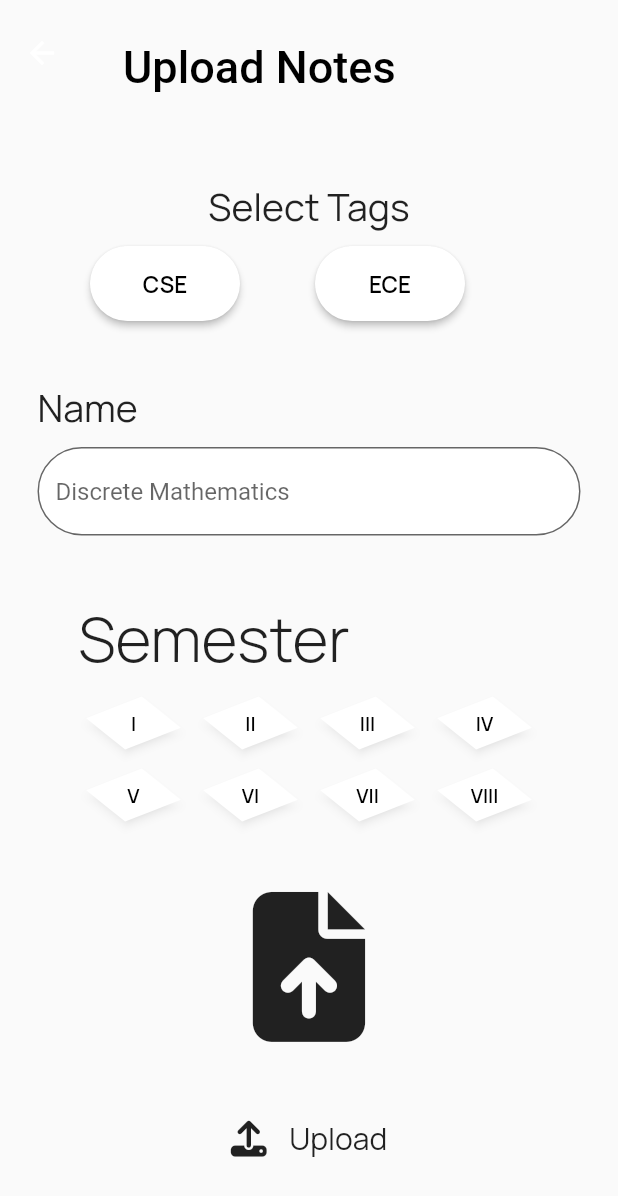
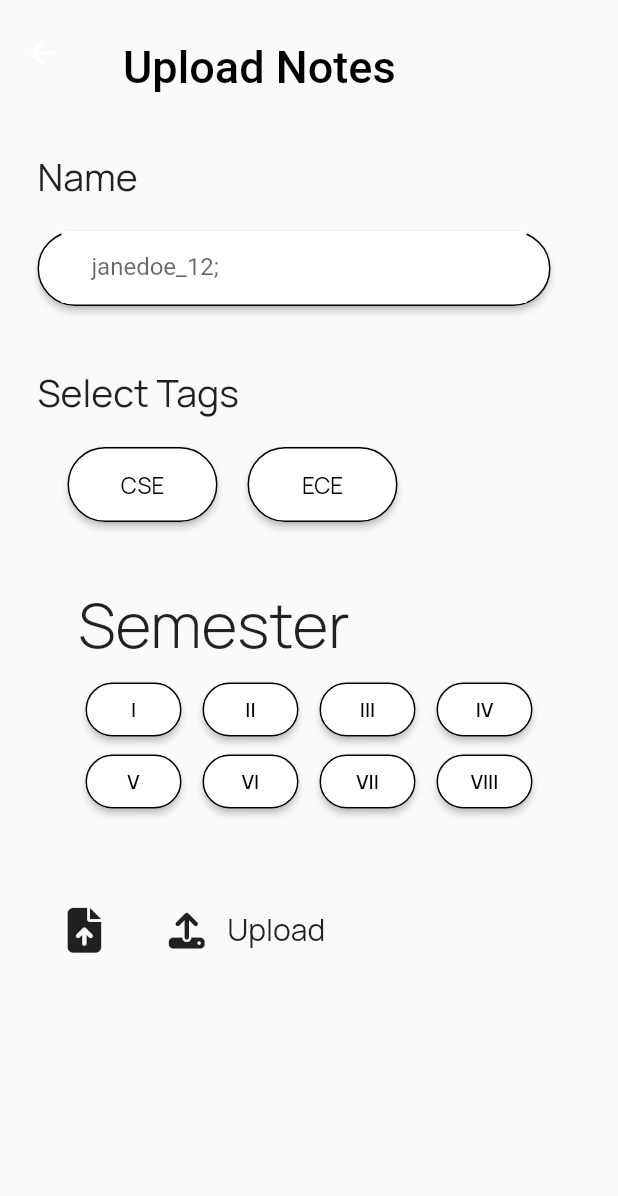
Before and after one commit to The-NoteX/NoteX-deprecated, a Flutter app: the UploadNotes screen opened directly, on a phone screen of 412 x 824 dp. Shown: the top 1196 px of the screen. Run offline on Flutter 3.47's test engine with Material 2 defaults, Android fonts, the phone set to English and light mode, and no system bars; our stand-ins replace cloud_firestore, confetti, file_picker, firebase_core, firebase_storage, flutter_slidable and 4 more; missing offline and left inert: auth0_flutter, read_pdf_text; accounts and stored records are empty.

Commit message:
feat: upload notes ui improvements

```diff
--- a/lib/notes/upload_notes.dart
+++ b/lib/notes/upload_notes.dart
@@ -56,26 +56,23 @@ class _UploadNotesState extends State<UploadNotes> {
     List<Widget> tagsButton = List.generate(
       tags.length,
       (index) {
-        return Padding(
-          padding: const EdgeInsets.only(top: 10, right: 15, left: 15),
-          child: ElevatedButton(
+        return ElevatedButton(
           onPressed: () {
             onButtonPressed(tags[index]);
           },
           style: ElevatedButton.styleFrom(
             fixedSize: const Size(100, 50),
-              shape: const StadiumBorder(),
-              foregroundColor:
-                  _tag == tags[index] ? Colors.white : Colors.black,
-              backgroundColor:
-                  _tag == tags[index] ? Colors.black : Colors.white,
+            shape: RoundedRectangleBorder(
+                borderRadius: BorderRadius.circular(30),
+                side: const BorderSide(width: 1)),
+            foregroundColor: _tag == tags[index] ? Colors.white : Colors.black,
+            backgroundColor: _tag == tags[index] ? Colors.black : Colors.white,
           ),
           child: Text(
             tags[index],
             style: GoogleFonts.manrope(
-                fontWeight: FontWeight.w600,
+              fontWeight: FontWeight.w400,
               fontSize: _tag == tags[index] ? 20 : 15,
-              ),
             ),
           ),
         );
@@ -103,8 +100,9 @@ class _UploadNotesState extends State<UploadNotes> {
               onButtonPressed1(index + 1);
             },
             style: ElevatedButton.styleFrom(
-              shape:
-                  const StarBorder.polygon(sides: 4, squash: 1, rotation: 100),
+              shape: RoundedRectangleBorder(
+                  borderRadius: BorderRadius.circular(30),
+                  side: const BorderSide(width: 1)),
               foregroundColor: _sem == index + 1 ? Colors.white : Colors.black,
               backgroundColor: _sem == index + 1 ? Colors.black : Colors.white,
             ),
@@ -139,24 +137,10 @@ class _UploadNotesState extends State<UploadNotes> {
         toolbarHeight: 70,
       ),
       body: Padding(
-        padding: const EdgeInsets.only(top: 50, left: 25, right: 25),
+        padding: const EdgeInsets.only(top: 30, left: 25, right: 25),
         child: ListView(
           children: [
             // tag
-
-            Center(
-              child: Text(
-                "Select Tags",
-                style: GoogleFonts.manrope(fontSize: 25),
-              ),
-            ),
-            Padding(
-              padding: const EdgeInsets.symmetric(horizontal: 20),
-              child: Wrap(spacing: 20, children: tagsButton),
-            ),
-            const SizedBox(height: 40),
-
-            // subject
 
             Text(
               "Name",
@@ -168,25 +152,71 @@ class _UploadNotesState extends State<UploadNotes> {
             ),
             const SizedBox(height: 10),
 
-            TextFormField(
+            // TextFormField(
+            //   controller: _subject,
+            //   keyboardType: TextInputType.text,
+            //   textAlign: TextAlign.justify,
+            //   scrollPhysics: const BouncingScrollPhysics(),
+            //   style: const TextStyle(color: Colors.black),
+            //   decoration: InputDecoration(
+            //     constraints: const BoxConstraints(
+            //       minHeight: 50,
+            //       maxHeight: 100,
+            //     ),
+            //     fillColor: Colors.white,
+            //     filled: true,
+            //     border: OutlineInputBorder(
+            //         borderRadius: BorderRadius.circular(100)),
+            //     hintText: "Discrete Mathematics ",
+            //     labelStyle: const TextStyle(color: Colors.blue),
+            //   ),
+            // ),
+
+            Padding(
+              padding: const EdgeInsets.only(top: 10, right: 20),
+              child: ElevatedButton(
+                onPressed: () {},
+                style: ElevatedButton.styleFrom(
+                  backgroundColor: Colors.white,
+                  shape: RoundedRectangleBorder(
+                      borderRadius: BorderRadius.circular(30),
+                      side: const BorderSide(width: 1)),
+                ),
+                child: TextFormField(
                   controller: _subject,
-              keyboardType: TextInputType.text,
+                  keyboardType: TextInputType.name,
                   textAlign: TextAlign.justify,
                   scrollPhysics: const BouncingScrollPhysics(),
                   style: const TextStyle(color: Colors.black),
-              decoration: InputDecoration(
-                constraints: const BoxConstraints(
+                  decoration: const InputDecoration(
+                    constraints: BoxConstraints(
                       minHeight: 50,
                       maxHeight: 100,
                     ),
                     fillColor: Colors.white,
                     filled: true,
-                border: OutlineInputBorder(
-                    borderRadius: BorderRadius.circular(100)),
-                hintText: "Discrete Mathematics ",
-                labelStyle: const TextStyle(color: Colors.blue),
+                    border: InputBorder.none,
+                    hintText: "  janedoe_12;",
+                    labelStyle: TextStyle(color: Colors.transparent),
                   ),
                 ),
+              ),
+            ),
+
+            const SizedBox(height: 40),
+            Text(
+              "Select Tags",
+              style: GoogleFonts.manrope(fontSize: 25),
+            ),
+            Padding(
+              padding: const EdgeInsets.symmetric(horizontal: 20),
+              child: Padding(
+                padding: const EdgeInsets.only(top: 20),
+                child: Wrap(spacing: 20, children: tagsButton),
+              ),
+            ),
+
+            // subject
 
             const SizedBox(height: 40),
 
@@ -210,8 +240,10 @@ class _UploadNotesState extends State<UploadNotes> {
 
             // file browse
 
-            Center(
-              child: InkWell(
+            Padding(
+              padding: const EdgeInsets.only(left: 20.0),
+              child: Row(
+                children: [InkWell(
                   onTap: () async {
                     if (_subject.text.trim().isEmpty) {
                       showSnackBar(context, "Plz enter a subject");
@@ -229,12 +261,11 @@ class _UploadNotesState extends State<UploadNotes> {
                   child: _isSelected
                       ? const FaIcon(
                           FontAwesomeIcons.fileCircleCheck,
-                        size: 100,
+                          size:30,
                         )
                       : const FaIcon(
                           FontAwesomeIcons.fileArrowUp,
-                        size: 100,
-                      ),
+                          size: 30,
                         ),
                 ),
               const SizedBox(height: 30),
@@ -283,6 +314,7 @@ class _UploadNotesState extends State<UploadNotes> {
                     ),
                   ),
                 ),
+              ),]),
             ),
           ],
         ),
--- a/lib/utils/hack_box.dart
+++ b/lib/utils/hack_box.dart
@@ -64,7 +64,7 @@ class _HackBoxState extends State<HackBox> {
           ],
         ),
         Container(
-          constraints: const BoxConstraints(maxWidth: 160),
+          constraints: const BoxConstraints(maxWidth: 175),
           child: Column(
             crossAxisAlignment: CrossAxisAlignment.end,
             children: [
```
Lines whose indentation alone changed are shown as unchanged.
